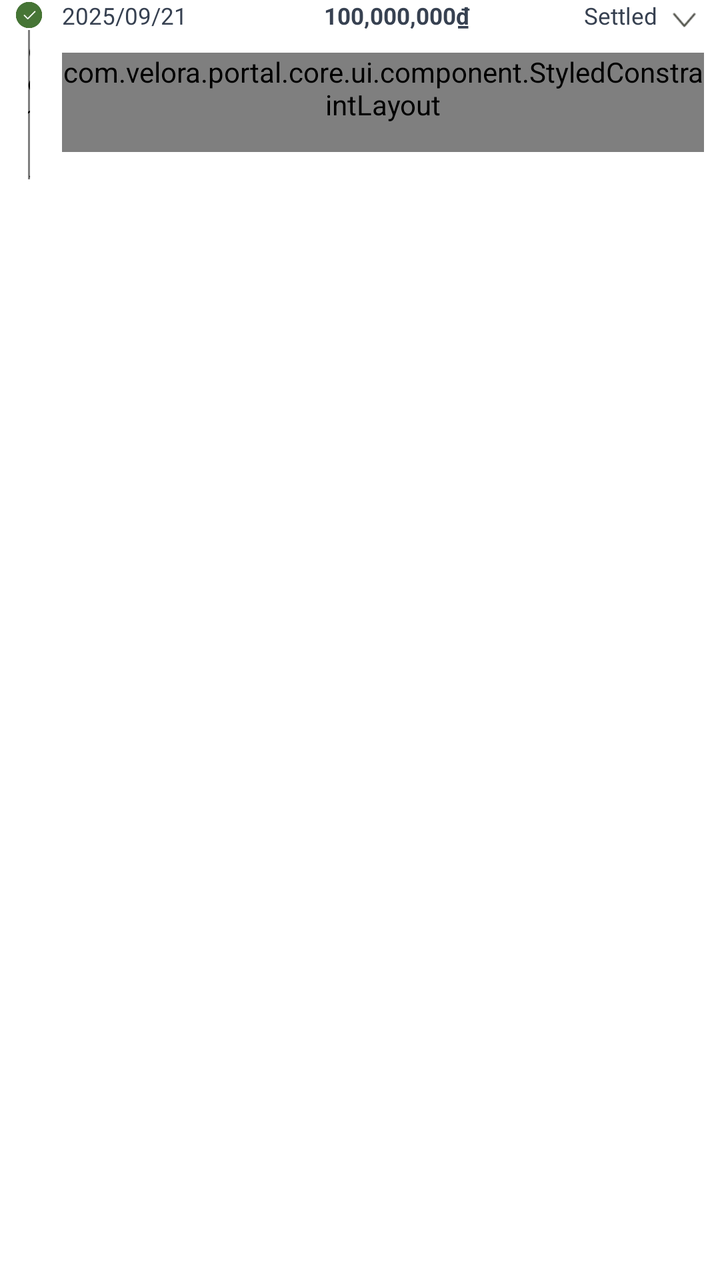
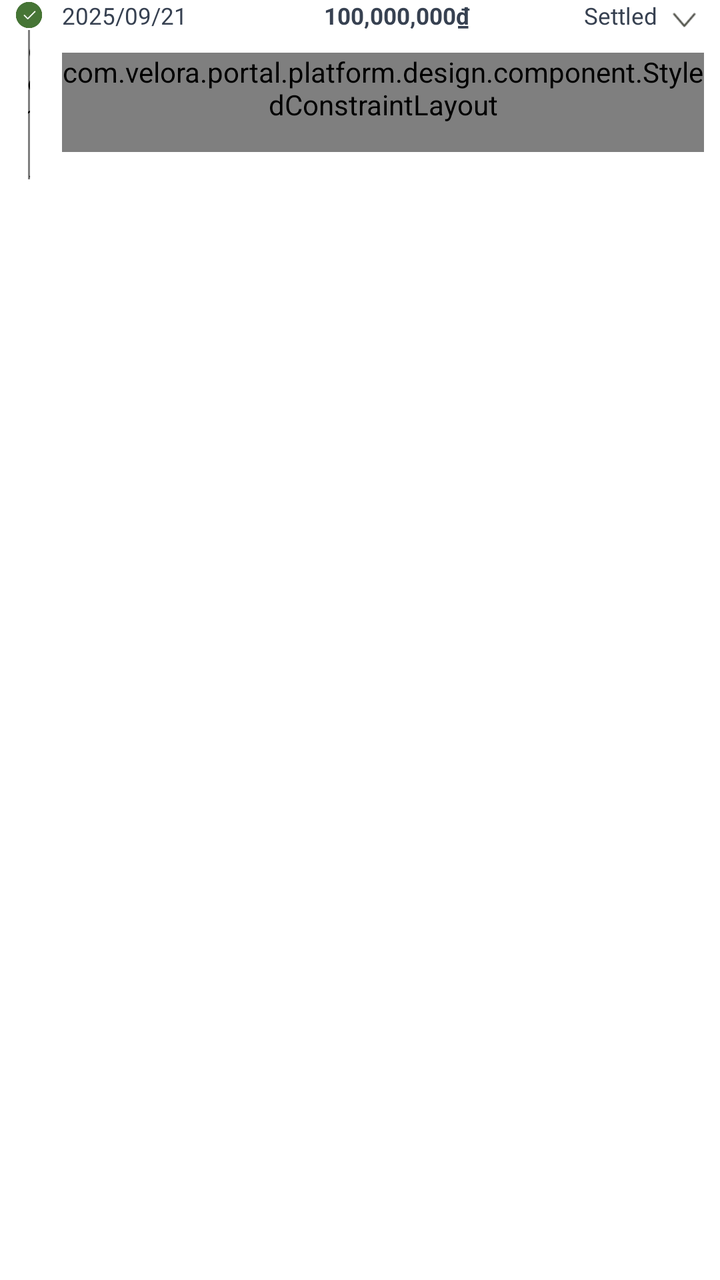

The first picture is an Android layout as it rendered before a commit; the second is the same layout after the commit. The layout source and the unified diff follow.
<!-- AndroidManifest.xml: application theme MyTheme -->
<!-- res/layout/item_record_installment.xml -->
<?xml version="1.0" encoding="utf-8"?>
<androidx.constraintlayout.widget.ConstraintLayout xmlns:android="http://schemas.android.com/apk/res/android"
    xmlns:app="http://schemas.android.com/apk/res-auto"
    android:layout_width="match_parent"
    android:layout_height="wrap_content">

    <androidx.appcompat.widget.AppCompatImageView
        android:id="@+id/ivCheck"
        android:layout_width="@dimen/dp_17"
        android:layout_height="@dimen/dp_17"
        android:layout_marginStart="@dimen/dp_8"
        android:src="@mipmap/icon_account_select"
        app:layout_constraintStart_toStartOf="parent"
        app:layout_constraintTop_toTopOf="parent" />

    <TextView
        android:id="@+id/tvDate"
        android:layout_width="0dp"
        android:layout_height="wrap_content"
        android:layout_marginStart="@dimen/dp_35"
        android:text="2025/09/21"
        android:textColor="@color/text_body"
        android:textSize="@dimen/sp_13"
        app:layout_constraintStart_toStartOf="parent"
        app:layout_constraintTop_toTopOf="parent"
        app:layout_constraintWidth_percent="0.3" />

    <TextView
        android:id="@+id/tvAmount"
        android:layout_width="0dp"
        android:layout_height="wrap_content"
        android:gravity="center"
        android:text="100,000,000₫"
        android:textColor="@color/text_body"
        android:textSize="@dimen/sp_13"
        android:textStyle="bold"
        app:layout_constraintStart_toEndOf="@id/tvDate"
        app:layout_constraintTop_toTopOf="parent"
        app:layout_constraintWidth_percent="0.33" />

    <TextView
        android:id="@+id/tvStatus"
        android:layout_width="0dp"
        android:layout_height="wrap_content"
        android:layout_marginEnd="@dimen/dp_4"
        android:gravity="end"
        android:text="@string/settled"
        android:textColor="@color/text_body"
        android:textSize="@dimen/sp_13"
        app:layout_constraintEnd_toStartOf="@id/ivArrow"
        app:layout_constraintStart_toEndOf="@id/tvAmount"
        app:layout_constraintTop_toTopOf="parent" />

    <androidx.appcompat.widget.AppCompatImageView
        android:id="@+id/ivArrow"
        android:layout_width="@dimen/dp_22"
        android:layout_height="@dimen/dp_22"
        android:layout_marginEnd="@dimen/dp_9"
        android:src="@mipmap/order_arrow_bottom"
        app:layout_constraintEnd_toEndOf="parent"
        app:layout_constraintTop_toTopOf="parent" />

    <com.velora.portal.core.ui.component.RepaymentTimelineConnectorView
        android:id="@+id/repaymentTimelineConnector"
        android:layout_width="@dimen/dp_1"
        android:layout_height="0dp"
        app:connectorWidth="@dimen/dp_1"
        app:layout_constraintBottom_toBottomOf="@id/spaceView"
        app:layout_constraintEnd_toEndOf="@id/ivCheck"
        app:layout_constraintStart_toStartOf="@id/ivCheck"
        app:layout_constraintTop_toBottomOf="@id/ivCheck" />

    <com.velora.portal.core.ui.component.StyledConstraintLayout
        android:id="@+id/detail_layout"
        android:layout_width="0dp"
        android:layout_height="wrap_content"
        android:layout_marginTop="@dimen/dp_12"
        android:paddingBottom="@dimen/dp_16"
        android:visibility="visible"
        app:layout_constraintEnd_toEndOf="@id/ivArrow"
        app:layout_constraintStart_toStartOf="@id/tvDate"
        app:layout_constraintTop_toBottomOf="@id/tvStatus"
        app:radius="@dimen/dp_16"
        app:solidColor="@color/surface_secondary">

        <androidx.constraintlayout.widget.ConstraintLayout
            android:id="@+id/loanAmountItem"
            android:layout_width="0dp"
            android:layout_height="wrap_content"
            android:layout_marginHorizontal="@dimen/dp_14"
            android:layout_marginTop="@dimen/dp_16"
            app:layout_constraintEnd_toEndOf="parent"
            app:layout_constraintStart_toStartOf="parent"
            app:layout_constraintTop_toTopOf="parent">

            <TextView
                android:layout_width="0dp"
                android:layout_height="wrap_content"
                android:text="@string/l_amount"
                android:textColor="@color/text_secondary"
                android:textSize="@dimen/sp_14"
                app:layout_constraintEnd_toStartOf="@id/tvLoanAmount"
                app:layout_constraintStart_toStartOf="parent"
                app:layout_constraintTop_toTopOf="parent" />

            <TextView
                android:id="@+id/tvLoanAmount"
                android:layout_width="wrap_content"
                android:layout_height="wrap_content"
                android:gravity="end"
                android:text="$10,000"
                android:textColor="@color/text_body"
                android:textSize="@dimen/sp_14"
                android:textStyle="bold"
                app:layout_constraintEnd_toEndOf="parent"
                app:layout_constraintTop_toTopOf="parent" />

        </androidx.constraintlayout.widget.ConstraintLayout>

        <androidx.constraintlayout.widget.ConstraintLayout
            android:id="@+id/interestItem"
            android:layout_width="0dp"
            android:layout_height="wrap_content"
            android:layout_marginHorizontal="@dimen/dp_14"
            android:layout_marginTop="@dimen/dp_16"
            app:layout_constraintEnd_toEndOf="parent"
            app:layout_constraintStart_toStartOf="parent"
            app:layout_constraintTop_toBottomOf="@id/loanAmountItem">

            <TextView
                android:layout_width="0dp"
                android:layout_height="wrap_content"
                android:text="@string/interest"
                android:textColor="@color/text_secondary"
                android:textSize="@dimen/sp_14"
                app:layout_constraintEnd_toStartOf="@id/tvInterest"
                app:layout_constraintStart_toStartOf="parent"
                app:layout_constraintTop_toTopOf="parent" />

            <TextView
                android:id="@+id/tvInterest"
                android:layout_width="wrap_content"
                android:layout_height="wrap_content"
                android:gravity="end"
                android:text="21.2"
                android:textColor="@color/text_body"
                android:textSize="@dimen/sp_14"
                android:textStyle="bold"
                app:layout_constraintEnd_toEndOf="parent"
                app:layout_constraintTop_toTopOf="parent" />

        </androidx.constraintlayout.widget.ConstraintLayout>

        <androidx.constraintlayout.widget.ConstraintLayout
            android:id="@+id/serviceFeeItem"
            android:layout_width="0dp"
            android:layout_height="wrap_content"
            android:layout_marginHorizontal="@dimen/dp_14"
            android:layout_marginTop="@dimen/dp_16"
            app:layout_constraintEnd_toEndOf="parent"
            app:layout_constraintStart_toStartOf="parent"
            app:layout_constraintTop_toBottomOf="@id/interestItem">

            <TextView
                android:layout_width="0dp"
                android:layout_height="wrap_content"
                android:text="@string/service_fee"
                android:textColor="@color/text_secondary"
                android:textSize="@dimen/sp_14"
                app:layout_constraintEnd_toStartOf="@id/tvServiceFee"
                app:layout_constraintStart_toStartOf="parent"
                app:layout_constraintTop_toTopOf="parent" />

            <TextView
                android:id="@+id/tvServiceFee"
                android:layout_width="wrap_content"
                android:layout_height="wrap_content"
                android:gravity="end"
                android:text="0"
                android:textColor="@color/text_body"
                android:textSize="@dimen/sp_14"
                android:textStyle="bold"
                app:layout_constraintEnd_toEndOf="parent"
                app:layout_constraintTop_toTopOf="parent" />

        </androidx.constraintlayout.widget.ConstraintLayout>

        <androidx.constraintlayout.widget.ConstraintLayout
            android:id="@+id/dueFeeItem"
            android:layout_width="0dp"
            android:layout_height="wrap_content"
            android:layout_marginHorizontal="@dimen/dp_14"
            android:layout_marginTop="@dimen/dp_16"
            app:layout_constraintBottom_toBottomOf="parent"
            app:layout_constraintEnd_toEndOf="parent"
            app:layout_constraintStart_toStartOf="parent"
            app:layout_constraintTop_toBottomOf="@id/serviceFeeItem">

            <TextView
                android:id="@+id/tvDueFeeTitle"
                android:layout_width="0dp"
                android:layout_height="wrap_content"
                android:text="@string/overdue_fee"
                android:textColor="@color/text_secondary"
                android:textSize="@dimen/sp_14"
                app:layout_constraintEnd_toStartOf="@id/tvDueFee"
                app:layout_constraintStart_toStartOf="parent"
                app:layout_constraintTop_toTopOf="parent" />

            <TextView
                android:id="@+id/tvDueFee"
                android:layout_width="wrap_content"
                android:layout_height="wrap_content"
                android:gravity="end"
                android:text="0"
                android:textColor="@color/text_body"
                android:textSize="@dimen/sp_14"
                android:textStyle="bold"
                app:layout_constraintEnd_toEndOf="parent"
                app:layout_constraintTop_toTopOf="parent" />

        </androidx.constraintlayout.widget.ConstraintLayout>

    </com.velora.portal.core.ui.component.StyledConstraintLayout>

    <View
        android:id="@+id/spaceView"
        android:layout_width="match_parent"
        android:layout_height="@dimen/dp_25"
        android:layout_marginTop="@dimen/dp_m_10"
        app:layout_constraintTop_toBottomOf="@id/detail_layout" />

</androidx.constraintlayout.widget.ConstraintLayout>
<!-- resources referenced by this layout -->
<resources>
  <color name="surface_secondary">#F6F6F6</color>
  <color name="text_body">#374151</color>
  <color name="text_secondary">#6D7280</color>
  <dimen name="dp_1">1dp</dimen>
  <dimen name="dp_12">12dp</dimen>
  <dimen name="dp_14">14dp</dimen>
  <dimen name="dp_16">16dp</dimen>
  <dimen name="dp_17">17dp</dimen>
  <dimen name="dp_22">22dp</dimen>
  <dimen name="dp_25">25dp</dimen>
  <dimen name="dp_35">35dp</dimen>
  <dimen name="dp_4">4dp</dimen>
  <dimen name="dp_8">8dp</dimen>
  <dimen name="dp_9">9dp</dimen>
  <dimen name="dp_m_10">-10dp</dimen>
  <dimen name="sp_13">13sp</dimen>
  <dimen name="sp_14">14sp</dimen>
  <!-- mipmap icon_account_select: webp bitmap (mipmap-xxxhdpi, 994 bytes) -->
  <!-- mipmap order_arrow_bottom: webp bitmap (mipmap-xxxhdpi, 312 bytes) -->
  <string name="interest">Interest</string>
  <string name="l_amount">Loan Amount</string>
  <string name="overdue_fee">Due fee</string>
  <string name="service_fee">Service fee</string>
  <string name="settled">Settled</string>
  <style name="MyTheme" parent="Theme.MaterialComponents.DayNight.NoActionBar">
          <item name="android:windowBackground">@color/surface_primary</item>
          <item name="android:statusBarColor">@color/surface_primary</item>
          <item name="android:navigationBarColor">@color/surface_primary</item>
          <item name="android:windowTranslucentStatus">false</item>
          <item name="android:windowTranslucentNavigation">false</item>
          <item name="editTextStyle">@style/AppEditTextStyle</item>
          <item name="android:editTextStyle">@style/AppEditTextStyle</item>
      </style>
  <color name="surface_primary">#FFFFFFFF</color>
  <style name="AppEditTextStyle" parent="@style/Widget.AppCompat.EditText">
          <item name="android:textCursorDrawable">@drawable/input_cursor_color_7087f8</item>
      </style>
  <!-- drawable input_cursor_color_7087f8 (drawable) -->
  <?xml version="1.0" encoding="utf-8"?>
  <shape xmlns:android="http://schemas.android.com/apk/res/android">
      <size android:width="@dimen/dp_2" />
      <solid android:color="@color/brand_primary" />
  </shape>
  <dimen name="dp_2">2dp</dimen>
  <color name="brand_primary">#396401</color>
</resources>

<!-- the commit's change to res/layout/item_record_installment.xml (unified diff, before → after) -->
@@ -60,7 +60,7 @@
         app:layout_constraintEnd_toEndOf="parent"
         app:layout_constraintTop_toTopOf="parent" />
 
-    <com.velora.portal.core.ui.component.RepaymentTimelineConnectorView
+    <com.velora.portal.platform.design.component.RepaymentTimelineConnectorView
         android:id="@+id/repaymentTimelineConnector"
         android:layout_width="@dimen/dp_1"
         android:layout_height="0dp"
@@ -70,7 +70,7 @@
         app:layout_constraintStart_toStartOf="@id/ivCheck"
         app:layout_constraintTop_toBottomOf="@id/ivCheck" />
 
-    <com.velora.portal.core.ui.component.StyledConstraintLayout
+    <com.velora.portal.platform.design.component.StyledConstraintLayout
         android:id="@+id/detail_layout"
         android:layout_width="0dp"
         android:layout_height="wrap_content"
@@ -221,7 +221,7 @@
 
         </androidx.constraintlayout.widget.ConstraintLayout>
 
-    </com.velora.portal.core.ui.component.StyledConstraintLayout>
+    </com.velora.portal.platform.design.component.StyledConstraintLayout>
 
     <View
         android:id="@+id/spaceView"
